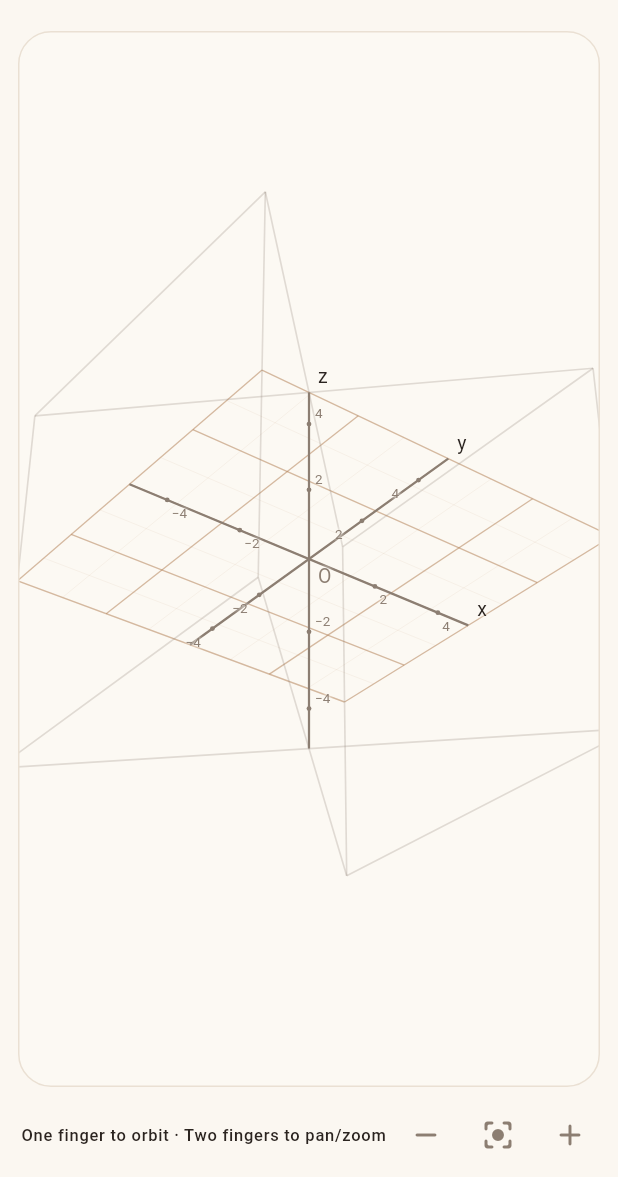
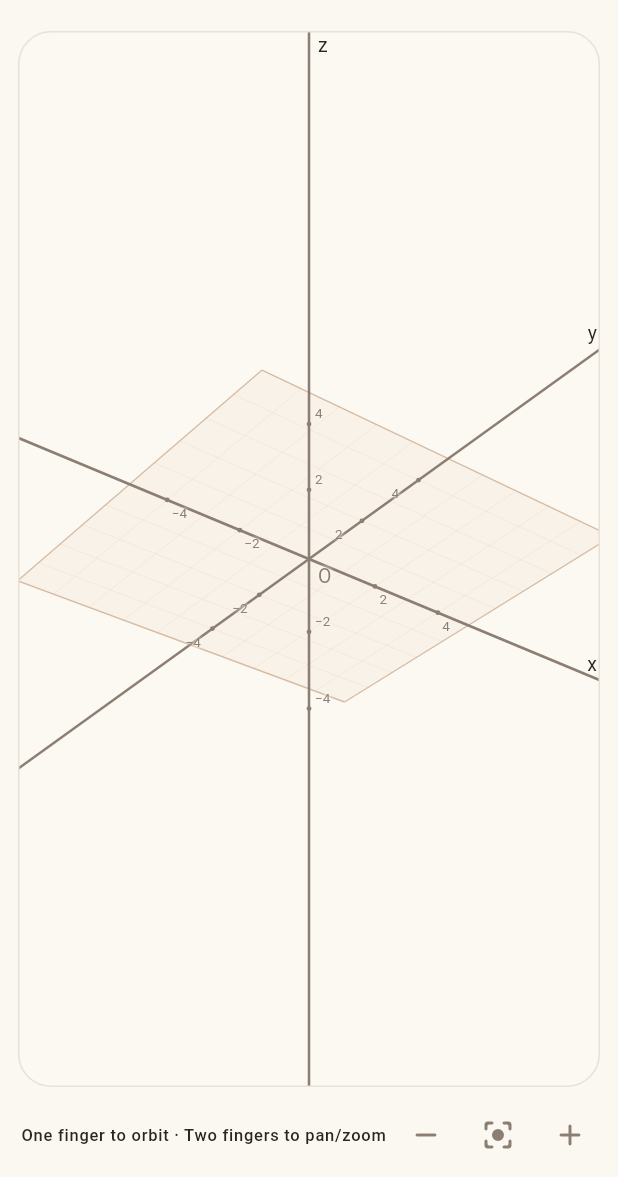
Before and after one commit to mizaawa/mewhub, a Flutter app: the SpatialPlotPage screen opened directly with empty values, after a tap on the "add" icon, on a phone screen of 412 x 824 dp, the part 59-1236 px from its top. Run offline on Flutter 3.47's test engine with Material 3 defaults, Android fonts, the phone set to English and light mode, and no system bars; our stand-ins replace battery_plus, file_picker, fl_chart, flutter_local_notifications, flutter_markdown_plus, flutter_secure_storage and 6 more; missing offline and left inert: flutter_math_fork, gal, image_picker_android, image_picker_platform_interface, markdown, mobile_scanner and 2 more; accounts and stored records are empty; statements that could not run were skipped.

Commit message:
feat: extend spatial axes and adapt XY grid

```diff
--- a/lib/tools/spatial_plot.dart
+++ b/lib/tools/spatial_plot.dart
@@ -250,6 +250,19 @@ String _text(Object? value, String name, int limit) {
   return value.trim();
 }
 
+String spatialPlotPromptHint() =>
+    '<spatial_graphs>\n'
+    'For geometry questions where the user asks to connect, join, draw edges between, or form a shape from named points, '
+    'call plot_spatial with every vertex in points and every requested straight edge in segments; points alone draw only '
+    'dots and never connect automatically. Each segment is one '
+    '{"from":"A","to":"B"} pair and both names must exactly match point labels. For a polygon, connect consecutive '
+    'vertices and close the outline from the last vertex back to the first; do not add diagonals unless requested. '
+    'Example square A(0,0,0), B(2,0,0), C(2,2,0), D(0,2,0): points A–D and segments '
+    '[{"from":"A","to":"B"},{"from":"B","to":"C"},{"from":"C","to":"D"},{"from":"D","to":"A"}]. '
+    'For a triangle ABC use AB, BC, CA. For a vector from O to A use OA. When the request specifies a particular '
+    'construction, preserve its labels and include only those edges. Choose ranges that include all vertices.\n'
+    '</spatial_graphs>';
+
 AppTool buildSpatialPlotTool() => AppTool(
   name: 'plot_spatial',
   displayName: '3D Cartesian coordinate plot',
@@ -260,7 +273,10 @@ AppTool buildSpatialPlotTool() => AppTool(
       'and pan with two fingers. Use plot_cartesian instead for a two-dimensional y=f(x) graph. '
       'Use explicit x and y arguments in sin(x), cos(y), sqrt(x^2+y^2), etc.; never use parameters other than x '
       'and y. Choose ranges that contain the useful surface and all important points. Point labels are names only '
-      '(A, B, P_1, O), without repeated coordinates. Do not add an image link or repeat the call arguments.',
+      '(A, B, P_1, O), without repeated coordinates. For requested line connections, define each endpoint as a point '
+      'and give each edge in segments as {from: label, to: label}; close polygon outlines last-to-first and omit '
+      'unrequested diagonals. Do not add an image link or repeat the call arguments.',
+  promptHint: spatialPlotPromptHint(),
   parameters: objectSchema({
     'title': {'type': 'string', 'description': 'Short plain-text title in the user\'s language.', 'maxLength': 100},
     'surfaces': {
@@ -289,7 +305,10 @@ AppTool buildSpatialPlotTool() => AppTool(
     },
     'segments': {
       'type': 'array',
-      'description': 'Up to 32 straight 3D segments joining labels in points.',
+      'description':
+          'Up to 32 straight 3D edges. Each item joins two existing point labels exactly, e.g. '
+          '{"from":"A","to":"B"}. Use one item per requested edge; close a polygon from the last '
+          'vertex to the first, and add diagonals only when requested.',
       'maxItems': SpatialPlot.maxSegments,
       'items': objectSchema(
         {
--- a/lib/ui/widgets/spatial_plot_view.dart
+++ b/lib/ui/widgets/spatial_plot_view.dart
@@ -65,6 +65,82 @@ class SpatialProjection {
     return math.min(size.width * .84 / width, size.height * .84 / height);
   }
 
+  /// World-space interval that keeps adjacent XY grid lines near 34 logical px.
+  double get gridStep {
+    final pixelsPerUnit = _fitScale * zoom / _halfSpan;
+    final raw = 34 / pixelsPerUnit;
+    final magnitude = math.pow(10, (math.log(raw) / math.ln10).floor()).toDouble();
+    final normalized = raw / magnitude;
+    final factor = normalized < 1.5
+        ? 1
+        : normalized < 3.5
+        ? 2
+        : normalized < 7.5
+        ? 5
+        : 10;
+    return factor * magnitude;
+  }
+
+  /// The axis line through [x], [y], [z], clipped to the canvas edges.
+  (Offset, Offset)? axisAcrossCanvas(SpatialAxis axis, double x, double y, double z) {
+    final anchor = project(x, y, z)?.at;
+    if (anchor == null) return null;
+    final delta = _halfSpan * .1;
+    final next = switch (axis) {
+      SpatialAxis.x => project(x + delta, y, z),
+      SpatialAxis.y => project(x, y + delta, z),
+      SpatialAxis.z => project(x, y, z + delta),
+    };
+    if (next == null) return null;
+    return clipInfiniteLineToRect(anchor, next.at - anchor, Offset.zero & size);
+  }
+
+  static (Offset, Offset)? clipInfiniteLineToRect(Offset anchor, Offset direction, Rect bounds) {
+    if (!anchor.isFinite || !direction.isFinite || direction.distanceSquared < 1e-12) return null;
+    final intersections = <Offset>[];
+    void add(double x, double y) {
+      final point = Offset(x, y);
+      if (!point.isFinite ||
+          x < bounds.left - 1e-6 ||
+          x > bounds.right + 1e-6 ||
+          y < bounds.top - 1e-6 ||
+          y > bounds.bottom + 1e-6 ||
+          intersections.any((old) => (old - point).distance < 1e-5)) {
+        return;
+      }
+      intersections.add(point);
+    }
+
+    if (direction.dx.abs() > 1e-9) {
+      for (final x in [bounds.left, bounds.right]) {
+        final t = (x - anchor.dx) / direction.dx;
+        add(x, anchor.dy + t * direction.dy);
+      }
+    }
+    if (direction.dy.abs() > 1e-9) {
+      for (final y in [bounds.top, bounds.bottom]) {
+        final t = (y - anchor.dy) / direction.dy;
+        add(anchor.dx + t * direction.dx, y);
+      }
+    }
+    if (intersections.length < 2) return null;
+    var first = intersections.first;
+    var second = intersections[1];
+    var farthest = (first - second).distanceSquared;
+    for (var i = 0; i < intersections.length; i++) {
+      for (var j = i + 1; j < intersections.length; j++) {
+        final distance = (intersections[i] - intersections[j]).distanceSquared;
+        if (distance > farthest) {
+          farthest = distance;
+          first = intersections[i];
+          second = intersections[j];
+        }
+      }
+    }
+    final dot = (second - first).dx * direction.dx + (second - first).dy * direction.dy;
+    return dot >= 0 ? (first, second) : (second, first);
+  }
+
   SpatialProjectedPoint? project(double x, double y, double z) {
     if (!x.isFinite || !y.isFinite || !z.isFinite) return null;
     final unit = _halfSpan;
@@ -84,6 +160,8 @@ class SpatialProjectedPoint {
   final Offset at;
   final double depth;
 }
+
+enum SpatialAxis { x, y, z }
 
 typedef _SpatialGestureUpdate = void Function(Offset panDelta, double scaleRatio, int pointerCount);
 
@@ -674,53 +752,81 @@ class SpatialPlotPainter extends CustomPainter {
     canvas.drawRect(Offset.zero & size, Paint()..color = style.paper);
     final g = projection;
     Offset? at(double x, double y, double z) => g.project(x, y, z)?.at;
-    final baseZ = 0 >= plot.zMin && 0 <= plot.zMax ? 0.0 : plot.zMin;
-    for (var i = 0; i <= 8; i++) {
-      final x = plot.xMin + (plot.xMax - plot.xMin) * i / 8;
-      final y = plot.yMin + (plot.yMax - plot.yMin) * i / 8;
-      final major = i.isEven;
-      final grid = Paint()
-        ..color = major ? style.majorGrid.withValues(alpha: .52) : style.grid
-        ..strokeWidth = major ? .9 : .65;
-      _line(canvas, at(x, plot.yMin, baseZ), at(x, plot.yMax, baseZ), grid);
-      _line(canvas, at(plot.xMin, y, baseZ), at(plot.yMax, y, baseZ), grid);
+    final ox = plot.xMin <= 0 && plot.xMax >= 0
+        ? 0.0
+        : plot.xMin > 0
+        ? plot.xMin
+        : plot.xMax;
+    final oy = plot.yMin <= 0 && plot.yMax >= 0
+        ? 0.0
+        : plot.yMin > 0
+        ? plot.yMin
+        : plot.yMax;
+    final oz = plot.zMin <= 0 && plot.zMax >= 0
+        ? 0.0
+        : plot.zMin > 0
+        ? plot.zMin
+        : plot.zMax;
+    final baseZ = oz;
+    final plane = Path();
+    final corners = [(plot.xMin, plot.yMin), (plot.xMax, plot.yMin), (plot.xMax, plot.yMax), (plot.xMin, plot.yMax)];
+    final firstCorner = at(corners.first.$1, corners.first.$2, baseZ);
+    if (firstCorner != null) {
+      plane.moveTo(firstCorner.dx, firstCorner.dy);
+      for (final (x, y) in corners.skip(1)) {
+        final point = at(x, y, baseZ);
+        if (point != null) plane.lineTo(point.dx, point.dy);
+      }
+      plane.close();
+      canvas.drawPath(plane, Paint()..color = style.seriesAt(0).withValues(alpha: .045));
     }
-    final edge = Paint()
-      ..color = style.axis.withValues(alpha: .25)
-      ..strokeWidth = 1.1;
-    final corners = [
-      for (final x in [plot.xMin, plot.xMax])
-        for (final y in [plot.yMin, plot.yMax]) (x, y),
-    ];
-    for (final (x, y) in corners) {
-      _line(canvas, at(x, y, plot.zMin), at(x, y, plot.zMax), edge);
+
+    canvas.save();
+    canvas.clipRect(Offset.zero & size);
+    var step = g.gridStep;
+    double niceStep(double raw) {
+      final magnitude = math.pow(10, (math.log(raw) / math.ln10).floor()).toDouble();
+      final normalized = raw / magnitude;
+      final factor = normalized < 1.5
+          ? 1
+          : normalized < 3.5
+          ? 2
+          : normalized < 7.5
+          ? 5
+          : 10;
+      return factor * magnitude;
     }
-    for (final z in [plot.zMin, plot.zMax]) {
-      for (var i = 0; i < 4; i++) {
-        _line(
-          canvas,
-          at(corners[i].$1, corners[i].$2, z),
-          at(corners[(i + 1) % 4].$1, corners[(i + 1) % 4].$2, z),
-          edge,
-        );
+
+    if ((plot.xMax - plot.xMin) / step > 400 || (plot.yMax - plot.yMin) / step > 400) {
+      step = niceStep(math.max(plot.xMax - plot.xMin, plot.yMax - plot.yMin) / 400);
+    }
+    void drawGridAxis(double min, double max, Offset? Function(double) lineStart, Offset? Function(double) lineEnd) {
+      final first = (min / step).ceil() * step;
+      for (var i = 0; i < 400; i++) {
+        final value = first + i * step;
+        if (value > max + step * 1e-9) break;
+        final major = (value / step).round() % 5 == 0;
+        final paint = Paint()
+          ..color = major ? style.majorGrid.withValues(alpha: .48) : style.grid
+          ..strokeWidth = major ? .9 : .65;
+        _line(canvas, lineStart(value), lineEnd(value), paint);
       }
     }
+
+    drawGridAxis(plot.xMin, plot.xMax, (x) => at(x, plot.yMin, baseZ), (x) => at(x, plot.yMax, baseZ));
+    drawGridAxis(plot.yMin, plot.yMax, (y) => at(plot.xMin, y, baseZ), (y) => at(plot.xMax, y, baseZ));
     _paintSurfaces(canvas, g, size);
 
     final axes = Paint()
       ..color = style.axis
-      ..strokeWidth = 1.5;
-    double zeroOnAxis(double min, double max) => min <= 0 && max >= 0
-        ? 0
-        : min > 0
-        ? min
-        : max;
-    final ox = zeroOnAxis(plot.xMin, plot.xMax);
-    final oy = zeroOnAxis(plot.yMin, plot.yMax);
-    final oz = zeroOnAxis(plot.zMin, plot.zMax);
-    _line(canvas, at(plot.xMin, oy, oz), at(plot.xMax, oy, oz), axes);
-    _line(canvas, at(ox, plot.yMin, oz), at(ox, plot.yMax, oz), axes);
-    _line(canvas, at(ox, oy, plot.zMin), at(ox, oy, plot.zMax), axes);
+      ..strokeWidth = 1.7;
+    final xLine = g.axisAcrossCanvas(SpatialAxis.x, ox, oy, oz);
+    final yLine = g.axisAcrossCanvas(SpatialAxis.y, ox, oy, oz);
+    final zLine = g.axisAcrossCanvas(SpatialAxis.z, ox, oy, oz);
+    if (xLine != null) canvas.drawLine(xLine.$1, xLine.$2, axes);
+    if (yLine != null) canvas.drawLine(yLine.$1, yLine.$2, axes);
+    if (zLine != null) canvas.drawLine(zLine.$1, zLine.$2, axes);
+    canvas.restore();
 
     for (final segment in plot.segments) {
       final from = plot.pointNamed(segment.from);
@@ -745,9 +851,9 @@ class SpatialPlotPainter extends CustomPainter {
       canvas.drawCircle(point, 3.5, Paint()..color = style.ink);
       if (p.caption.isNotEmpty) _label(canvas, p.caption, point + const Offset(8, -18), style.ink, size);
     }
-    _label(canvas, 'x', at(plot.xMax, oy, oz), style.ink, size);
-    _label(canvas, 'y', at(ox, plot.yMax, oz), style.ink, size);
-    _label(canvas, 'z', at(ox, oy, plot.zMax), style.ink, size);
+    _label(canvas, 'x', xLine?.$2, style.ink, size);
+    _label(canvas, 'y', yLine?.$2, style.ink, size);
+    _label(canvas, 'z', zLine?.$2, style.ink, size);
     _label(canvas, 'O', at(ox, oy, oz), style.mutedInk, size, offset: const Offset(6, 4));
     double tickStep(double min, double max) {
       final raw = (max - min) / 4;
--- a/pubspec.yaml
+++ b/pubspec.yaml
@@ -2,7 +2,7 @@ name: mewhub
 description: "MewHub - an elegant multi-provider AI chat client for Android & iOS."
 publish_to: 'none'
 
-version: 1.9.1+10901
+version: 1.9.2+10902
 
 environment:
   sdk: ^3.13.0
```
Also changed, not shown: 2 other files.
